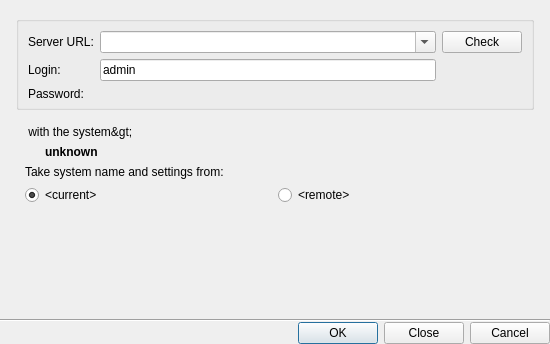
The window that vms/client/nx_vms_client_desktop/src/nx/vms/client/desktop/ui/dialogs/merge_systems_dialog.ui (networkoptix/nx_open) describes before a commit, drawn with Qt 5.
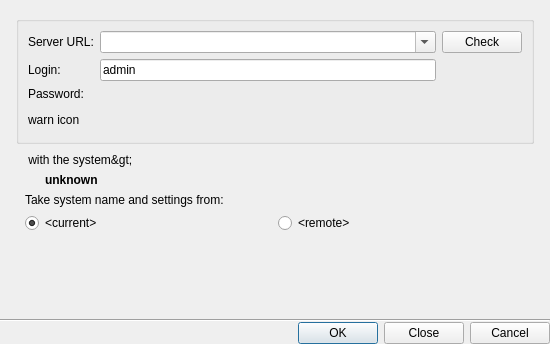
The same window after the commit. Custom widgets are drawn as their Qt base class.

Commit message: VMS-41830: Add new warnings for systemMerge

What changed in the file:
```diff
--- a/vms/client/nx_vms_client_desktop/src/nx/vms/client/desktop/ui/dialogs/merge_systems_dialog.ui
+++ b/vms/client/nx_vms_client_desktop/src/nx/vms/client/desktop/ui/dialogs/merge_systems_dialog.ui
@@ -33,7 +33,6 @@
     <number>0</number>
    </property>
    <item>
-     <widget class="QWidget" name="configurationPage">
       <layout class="QVBoxLayout" name="verticalLayout_4">
        <property name="leftMargin">
         <number>16</number>
@@ -127,6 +126,60 @@
           <item>
            <widget class="QnWordWrappedLabel" name="errorLabel" native="true"/>
           </item>
+        <item>
+         <widget class="QWidget" name="warnWidget" native="true">
+          <layout class="QGridLayout" name="gridLayout" columnstretch="0,1">
+           <property name="leftMargin">
+            <number>0</number>
+           </property>
+           <property name="topMargin">
+            <number>0</number>
+           </property>
+           <property name="rightMargin">
+            <number>0</number>
+           </property>
+           <property name="bottomMargin">
+            <number>0</number>
+           </property>
+           <property name="verticalSpacing">
+            <number>0</number>
+           </property>
+           <item row="0" column="0">
+            <widget class="QLabel" name="warnIconLabel">
+             <property name="text">
+              <string>warn icon</string>
+             </property>
+             <property name="alignment">
+              <set>Qt::AlignLeading|Qt::AlignLeft|Qt::AlignTop</set>
+             </property>
+            </widget>
+           </item>
+           <item row="0" column="1">
+            <widget class="QLabel" name="warningLabel">
+             <property name="enabled">
+              <bool>false</bool>
+             </property>
+             <property name="text">
+              <string>&lt;Warning label&gt;</string>
+             </property>
+             <property name="wordWrap">
+              <bool>true</bool>
+             </property>
+            </widget>
+           </item>
+           <item row="1" column="1">
+            <widget class="QLabel" name="contactSupportLabel">
+             <property name="text">
+              <string>&lt;We recommend that you consult with support before proceeding.&gt;</string>
+             </property>
+             <property name="textFormat">
+              <enum>Qt::RichText</enum>
+             </property>
+            </widget>
+           </item>
+          </layout>
+         </widget>
+        </item>
          </layout>
         </widget>
        </item>
@@ -201,7 +254,6 @@
         </spacer>
        </item>
       </layout>
-     </widget>
    </item>
    <item>
     <widget class="Line" name="line">
```
Lines whose indentation alone changed are shown as unchanged. The commit also changes 8 other files.
